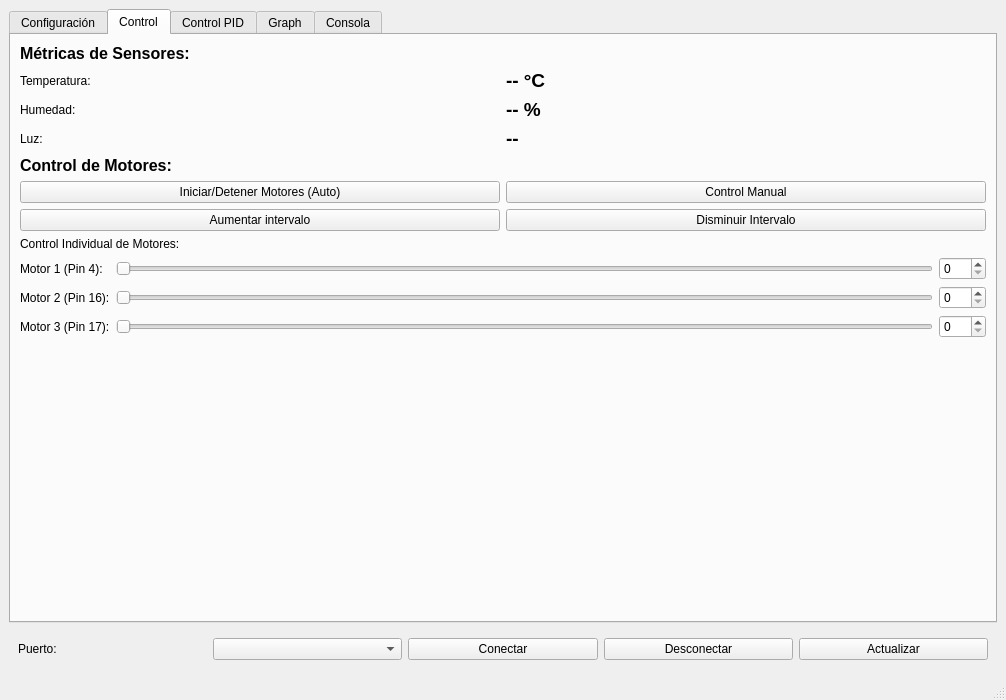
First picture: the form in mainwindow.ui, repository cybershibo/GUI-Germini, before the edit.
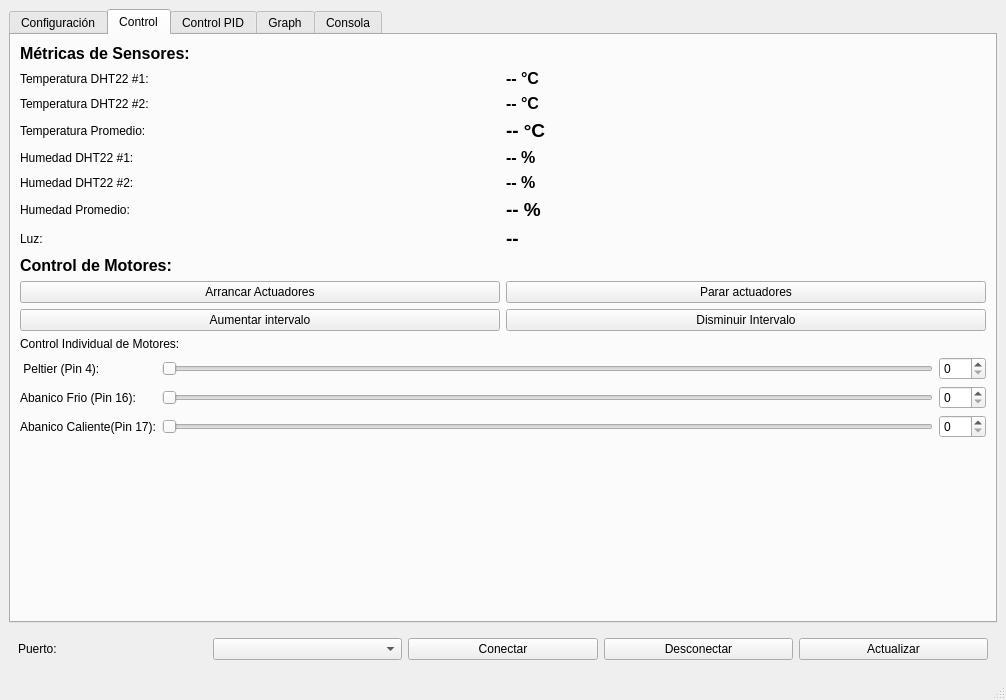
Second picture: the form after the edit. The open tabs and pages were chosen to show the change.

Commit message: Interfaz como concepto, con las pestañas que tiene las cosas funciona, sin embargo faltan de corregir detalles de uso y de funcionalidad como el que los baudios estan hardcodeados o que la interfaz puede usarse sin el micro conectado, etc.

Diff of the .ui file:
```diff
--- a/mainwindow.ui
+++ b/mainwindow.ui
@@ -224,7 +224,7 @@
           <item row="0" column="0">
            <widget class="QLabel" name="labelTemp">
             <property name="text">
-             <string>Temperatura:</string>
+             <string>Temperatura DHT22 #1:</string>
             </property>
            </widget>
           </item>
@@ -235,7 +235,7 @@
             </property>
             <property name="font">
              <font>
-              <pointsize>14</pointsize>
+              <pointsize>12</pointsize>
               <bold>true</bold>
              </font>
             </property>
@@ -244,31 +244,111 @@
           <item row="1" column="0">
            <widget class="QLabel" name="labelHum">
             <property name="text">
-             <string>Humedad:</string>
+             <string>Temperatura DHT22 #2:</string>
             </property>
            </widget>
           </item>
           <item row="1" column="1">
-           <widget class="QLabel" name="labelHumValue">
-            <property name="text">
-             <string>-- %</string>
-            </property>
+           <widget class="QLabel" name="labelTemp2Value">
             <property name="font">
              <font>
-              <pointsize>14</pointsize>
+              <pointsize>12</pointsize>
               <bold>true</bold>
              </font>
             </property>
+            <property name="text">
+             <string>-- °C</string>
+            </property>
            </widget>
           </item>
           <item row="2" column="0">
+           <widget class="QLabel" name="labelTempAvg">
+            <property name="text">
+             <string>Temperatura Promedio:</string>
+            </property>
+           </widget>
+          </item>
+          <item row="2" column="1">
+           <widget class="QLabel" name="labelTempAvgValue">
+            <property name="font">
+             <font>
+              <pointsize>14</pointsize>
+              <bold>true</bold>
+             </font>
+            </property>
+            <property name="text">
+             <string>-- °C</string>
+            </property>
+           </widget>
+          </item>
+          <item row="3" column="0">
+           <widget class="QLabel" name="labelHum1">
+            <property name="text">
+             <string>Humedad DHT22 #1:</string>
+            </property>
+           </widget>
+          </item>
+          <item row="3" column="1">
+           <widget class="QLabel" name="labelHum1Value">
+            <property name="font">
+             <font>
+              <pointsize>12</pointsize>
+              <bold>true</bold>
+             </font>
+            </property>
+            <property name="text">
+             <string>-- %</string>
+            </property>
+           </widget>
+          </item>
+          <item row="4" column="0">
+           <widget class="QLabel" name="labelHum2">
+            <property name="text">
+             <string>Humedad DHT22 #2:</string>
+            </property>
+           </widget>
+          </item>
+          <item row="4" column="1">
+           <widget class="QLabel" name="labelHum2Value">
+            <property name="font">
+             <font>
+              <pointsize>12</pointsize>
+              <bold>true</bold>
+             </font>
+            </property>
+            <property name="text">
+             <string>-- %</string>
+            </property>
+           </widget>
+          </item>
+          <item row="5" column="0">
+           <widget class="QLabel" name="labelHumAvg">
+            <property name="text">
+             <string>Humedad Promedio:</string>
+            </property>
+           </widget>
+          </item>
+          <item row="5" column="1">
+           <widget class="QLabel" name="labelHumAvgValue">
+            <property name="font">
+             <font>
+              <pointsize>14</pointsize>
+              <bold>true</bold>
+             </font>
+            </property>
+            <property name="text">
+             <string>-- %</string>
+            </property>
+           </widget>
+          </item>
+          <item row="6" column="0">
            <widget class="QLabel" name="labelLight">
             <property name="text">
              <string>Luz:</string>
             </property>
            </widget>
           </item>
-          <item row="2" column="1">
+          <item row="6" column="1">
            <widget class="QLabel" name="labelLightValue">
             <property name="text">
              <string>--</string>
@@ -301,14 +381,14 @@
           <item row="0" column="0">
            <widget class="QPushButton" name="btn1_1">
             <property name="text">
-             <string>Iniciar/Detener Motores (Auto)</string>
+             <string>Arrancar Actuadores</string>
             </property>
            </widget>
           </item>
           <item row="0" column="1">
            <widget class="QPushButton" name="btn1_2">
             <property name="text">
-             <string>Control Manual</string>
+             <string>Parar actuadores</string>
             </property>
            </widget>
           </item>
@@ -340,7 +420,7 @@
           <item row="0" column="0">
            <widget class="QLabel" name="labelMotor1">
             <property name="text">
-             <string>Motor 1 (Pin 4):</string>
+             <string> Peltier (Pin 4):</string>
             </property>
            </widget>
           </item>
@@ -373,7 +453,7 @@
           <item row="1" column="0">
            <widget class="QLabel" name="labelMotor2">
             <property name="text">
-             <string>Motor 2 (Pin 16):</string>
+             <string>Abanico Frio (Pin 16):</string>
             </property>
            </widget>
           </item>
@@ -406,7 +486,7 @@
           <item row="2" column="0">
            <widget class="QLabel" name="labelMotor3">
             <property name="text">
-             <string>Motor 3 (Pin 17):</string>
+             <string>Abanico Caliente(Pin 17):</string>
             </property>
            </widget>
           </item>
```
Left out of the diff: 148 changed lines with no effect on the pictures. The commit also changes 3 other files.
